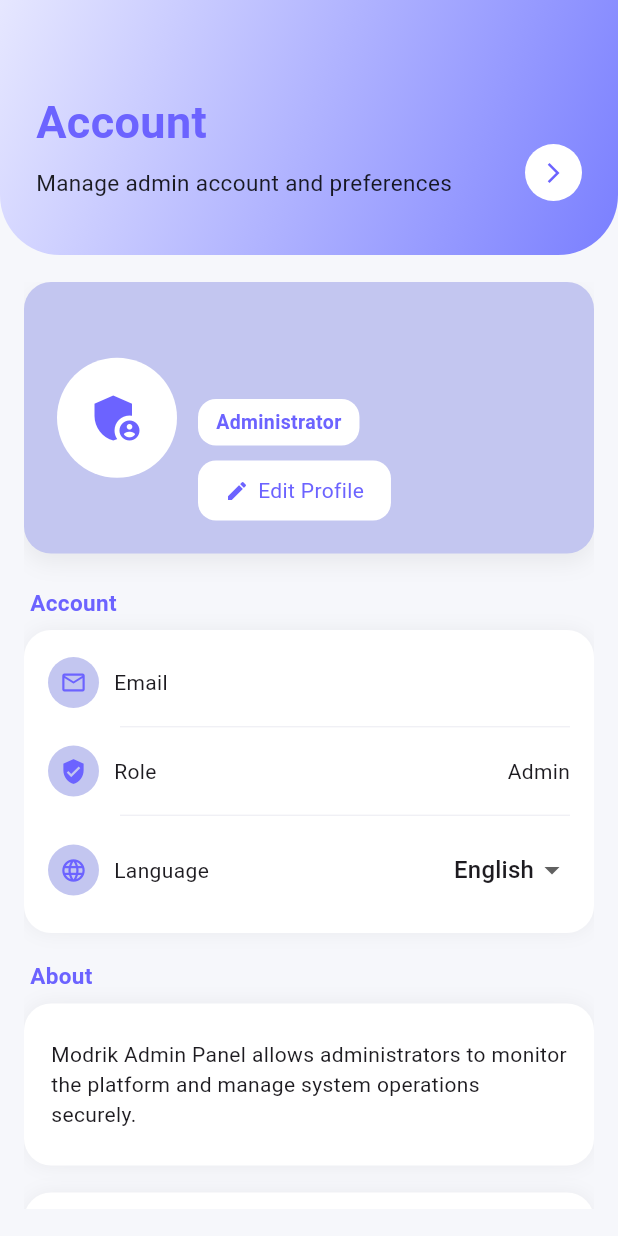
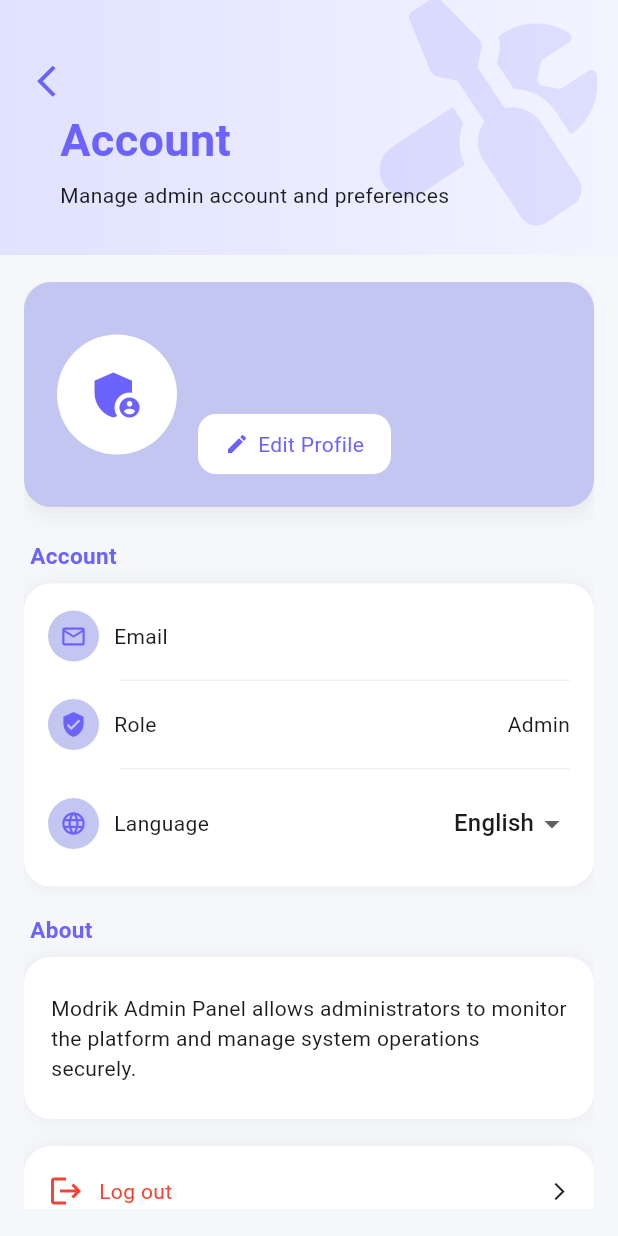
Before and after one commit to Lina182/Modrik, a Flutter app: the AdminDashScreen screen opened directly, after a tap on the "person" icon, on a phone screen of 412 x 824 dp. Run offline on Flutter 3.47's test engine with Material 3 defaults, Android fonts, the phone set to English and light mode, and no system bars; our stand-ins replace cloud_firestore, file_picker, firebase_auth, firebase_core, firebase_messaging, flutter_local_notifications and 3 more; missing offline and left inert: app_settings; accounts and stored records are empty; network calls fail.

Commit message:
Release version

```diff
--- a/lib/l10n/app_localizations.dart
+++ b/lib/l10n/app_localizations.dart
@@ -494,7 +494,7 @@ abstract class AppLocalizations {
   /// No description provided for @welcomeBot.
   ///
   /// In en, this message translates to:
-  /// **'Hi! I\'m Modrik 👋\nAsk me about your report or general genetics.'**
+  /// **'Hi! I\'m Modrik 👋\nI\'m here to help you understand genetics in a simple and friendly way. Just tell me what you want to know.'**
   String get welcomeBot;
 
   /// No description provided for @reportReceived.
@@ -554,7 +554,7 @@ abstract class AppLocalizations {
   /// No description provided for @requiredPassword.
   ///
   /// In en, this message translates to:
-  /// **'Required to change email or password'**
+  /// **'Required to change password'**
   String get requiredPassword;
 
   /// No description provided for @securityNotice.
@@ -1088,7 +1088,7 @@ abstract class AppLocalizations {
   /// No description provided for @apiStatus.
   ///
   /// In en, this message translates to:
-  /// **'External integration & API Status'**
+  /// **'API Status'**
   String get apiStatus;
 
   /// No description provided for @opencravatApi.
@@ -1253,6 +1253,12 @@ abstract class AppLocalizations {
   /// **'cross'**
   String get crosstype;
 
+  /// No description provided for @apiStatusdash.
+  ///
+  /// In en, this message translates to:
+  /// **'External integration & API Status'**
+  String get apiStatusdash;
+
   /// No description provided for @loading.
   ///
   /// In en, this message translates to:
@@ -1274,14 +1280,8 @@ abstract class AppLocalizations {
   /// No description provided for @consultations.
   ///
   /// In en, this message translates to:
-  /// **'Consultations'**
+  /// **'Completed Consultations'**
   String get consultations;
-
-  /// No description provided for @consultants.
-  ///
-  /// In en, this message translates to:
-  /// **'Consultants'**
-  String get consultants;
 
   /// No description provided for @doctorName.
   ///
@@ -1295,11 +1295,11 @@ abstract class AppLocalizations {
   /// **'Consultant Name'**
   String get consultantName;
 
-  /// No description provided for @doctorAhmad.
-  ///
-  /// In en, this message translates to:
-  /// **'Dr. Ahmad'**
-  String get doctorAhmad;
+  /// No description provided for @consultants.
+  ///
+  /// In en, this message translates to:
+  /// **'Genetic Experts Performance'**
+  String get consultants;
 
   /// No description provided for @gene.
   ///
--- a/lib/main.dart
+++ b/lib/main.dart
@@ -4,7 +4,7 @@ import 'package:firebase_messaging/firebase_messaging.dart';
 import 'package:flutter_local_notifications/flutter_local_notifications.dart';
 import 'package:flutter_localizations/flutter_localizations.dart';
 import 'package:firebase_auth/firebase_auth.dart';
-
+import 'services/db_service.dart';
 import 'firebase_options.dart';
 import 'screens/start_screen.dart';
 import 'l10n/app_localizations.dart';
@@ -17,7 +17,7 @@ final FlutterLocalNotificationsPlugin flutterLocalNotificationsPlugin =
 
 void main() async {
   WidgetsFlutterBinding.ensureInitialized();
-
+  await DBService.database;
   await Firebase.initializeApp(options: DefaultFirebaseOptions.currentPlatform);
 
   await FirebaseMessaging.instance.requestPermission();
--- a/lib/screens/admin/admin_dash.dart
+++ b/lib/screens/admin/admin_dash.dart
@@ -131,11 +131,14 @@ class _AdminDashScreenState extends State<AdminDashScreen> {
                         children: [
                           Text(
                             t.adminDashboard,
-                            style: AppTextStyles.title.copyWith(fontSize: 26),
+                            style: AppTextStyles.title.copyWith(
+                              fontSize: 26,
+                              color: const Color(0xFF6C63FF),
+                            ),
                             overflow: TextOverflow.ellipsis,
                           ),
                           const SizedBox(height: 4),
-                          Text(t.overview, style: AppTextStyles.subtitle),
+                          Text(t.overview, style: AppTextStyles.title),
                         ],
                       ),
                     ),
@@ -188,14 +191,14 @@ class _AdminDashScreenState extends State<AdminDashScreen> {
                       loading
                           ? t.loading
                           : (healthData?['total_users']?.toString() ?? '0'),
-                     Icons.groups,
-                     const Color(0xFFE8E9F9),
-AppColors.primary,
+                      Icons.groups,
+                      const Color(0xFFE8E9F9),
+                      AppColors.primary,
                     ),
                     _buildDashboardCard(
                       t.crossAnalyses,
                       crossCount.toString(),
-                     Icons.people,
+                      Icons.people,
                       const Color(0xFFE8E9F9),
                       AppColors.primary,
                     ),
@@ -262,7 +265,7 @@ AppColors.primary,
                   child: Column(
                     crossAxisAlignment: CrossAxisAlignment.start,
                     children: [
-                      Text(t.apiStatus, style: AppTextStyles.title),
+                      Text(t.apiStatusdash, style: AppTextStyles.title),
                       const SizedBox(height: 12),
                       _buildAPIStatus(t),
                     ],
--- a/lib/screens/admin/admin_profile.dart
+++ b/lib/screens/admin/admin_profile.dart
@@ -7,6 +7,7 @@ import '../../theme/app_text_styles.dart';
 import '../../l10n/app_localizations.dart';
 import '../../services/auth_service.dart';
 import '../../main.dart';
+import 'package:font_awesome_flutter/font_awesome_flutter.dart';
 
 class ProfileAdminScreen extends StatefulWidget {
   const ProfileAdminScreen({super.key});
@@ -27,68 +28,77 @@ class _ProfileAdminScreenState extends State<ProfileAdminScreen> {
       body: Column(
         children: [
           /// ===== HEADER =====
+          Stack(
+            children: [
               Container(
                 height: 170,
-            width: double.infinity,
-            padding: const EdgeInsets.only(left: 24, right: 24, top: 60),
                 decoration: const BoxDecoration(
                   gradient: LinearGradient(
-                begin: Alignment.topLeft,
-                end: Alignment.bottomRight,
-                colors: [AppColors.gradientStart, AppColors.heroGradient1],
+                    colors: [Color(0xFFE0E2FF), Color(0xFFF3F4FF)],
                   ),
-              borderRadius: BorderRadius.only(
-                bottomLeft: Radius.circular(40),
-                bottomRight: Radius.circular(40),
                 ),
               ),
 
-            child: Row(
-              mainAxisAlignment: MainAxisAlignment.spaceBetween,
-              children: [
-                Column(
-                  crossAxisAlignment: CrossAxisAlignment.start,
-                  children: [
-                    Text(
-                      t.account, // 🔥 هنا التعديل فقط
-                      style: const TextStyle(
-                        color: AppColors.primary,
-                        fontSize: 30,
-                        fontWeight: FontWeight.bold,
+              Positioned(
+                right: appLocale.value.languageCode == 'ar' ? null : 10,
+                left: appLocale.value.languageCode == 'ar' ? 10 : null,
+                top: 10,
+                child: Transform.rotate(
+                  angle: 0.2,
+                  child: FaIcon(
+                    FontAwesomeIcons.screwdriverWrench,
+                    size: 130,
+                    color: const Color(0xFF6C63FF).withOpacity(0.15),
                   ),
                 ),
-                    const SizedBox(height: 8),
-                    Text(
-                      t.manageAdminAccount,
-                      style: const TextStyle(
-                        color: Colors.black87,
-                        fontSize: 15,
-                      ),
-                    ),
-                  ],
               ),
 
-                /// 🔙 back button
-                InkWell(
+              /// Back Button
+              Positioned(
+                left: appLocale.value.languageCode == 'ar' ? null : 10,
+                right: appLocale.value.languageCode == 'ar' ? 10 : null,
+                top: 33,
+                child: InkWell(
                   onTap: () => Navigator.pop(context),
                   child: Container(
-                    width: 38,
-                    height: 38,
-                    decoration: const BoxDecoration(
-                      color: Colors.white,
-                      shape: BoxShape.circle,
-                    ),
+                    width: 42,
+                    height: 42,
                     child: Icon(
-                      appLocale.value.languageCode == 'ar'
-                          ? Icons.arrow_back_ios_new
-                          : Icons.arrow_forward_ios,
-                      size: 16,
+                      Icons.arrow_back_ios_new,
+                      size: 25,
                       color: AppColors.primary,
                     ),
                   ),
                 ),
+              ),
+
+              /// Title
+              Positioned(
+                left: appLocale.value.languageCode == 'ar' ? null : 40,
+                right: appLocale.value.languageCode == 'ar' ? 40 : null,
+                bottom: 30,
+                child: Column(
+                  crossAxisAlignment: CrossAxisAlignment.start,
+                  children: [
+                    Text(
+                      t.account,
+                      style: const TextStyle(
+                        fontSize: 30,
+                        color: const Color(0xFF6C63FF),
+                        fontWeight: FontWeight.bold,
+                      ),
+                    ),
+
+                    const SizedBox(height: 5),
+
+                    Text(
+                      t.manageAdminAccount,
+                      style: const TextStyle(fontSize: 14),
+                    ),
                   ],
                 ),
+              ),
+            ],
           ),
 
           const SizedBox(height: 20),
@@ -144,25 +154,6 @@ class _ProfileAdminScreenState extends State<ProfileAdminScreen> {
                               ),
                               const SizedBox(height: 10),
 
-                              Container(
-                                padding: const EdgeInsets.symmetric(
-                                  horizontal: 12,
-                                  vertical: 6,
-                                ),
-                                decoration: BoxDecoration(
-                                  color: Colors.white,
-                                  borderRadius: BorderRadius.circular(12),
-                                ),
-                                child: Text(
-                                  t.administrator,
-                                  style: const TextStyle(
-                                    color: AppColors.primary,
-                                    fontSize: 13,
-                                    fontWeight: FontWeight.w600,
-                                  ),
-                                ),
-                              ),
-
                               const SizedBox(height: 10),
 
                               GestureDetector(
@@ -203,8 +194,6 @@ GestureDetector(
                                   ),
                                 ),
                               ),
-
-
                             ],
                           ),
                         ),
```
Also changed, not shown: lib/l10n/app_ar.arb (+9 -12 lines), lib/l10n/app_en.arb (+4 -7 lines), lib/l10n/app_localizations_ar.dart (+11 -11 lines), lib/l10n/app_localizations_en.dart (+7 -7 lines), lib/screens/shared/forget_password_screen.dart (+18 -21 lines), lib/screens/users/my_consultations.dart (+21 -11 lines), lib/screens/users/saved_reports_screen.dart (+4 -18 lines), lib/services/consultation_service.dart (+20 -7 lines), lib/services/db_service.dart (+18 -38 lines). Lines whose indentation alone changed are shown as unchanged.
